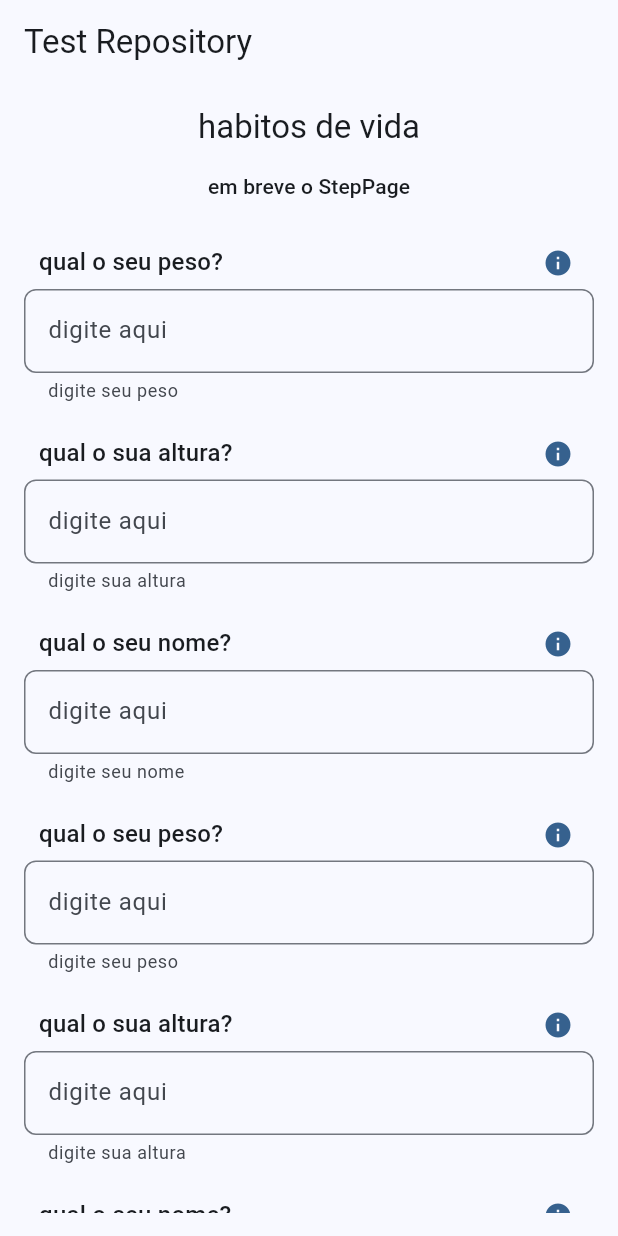
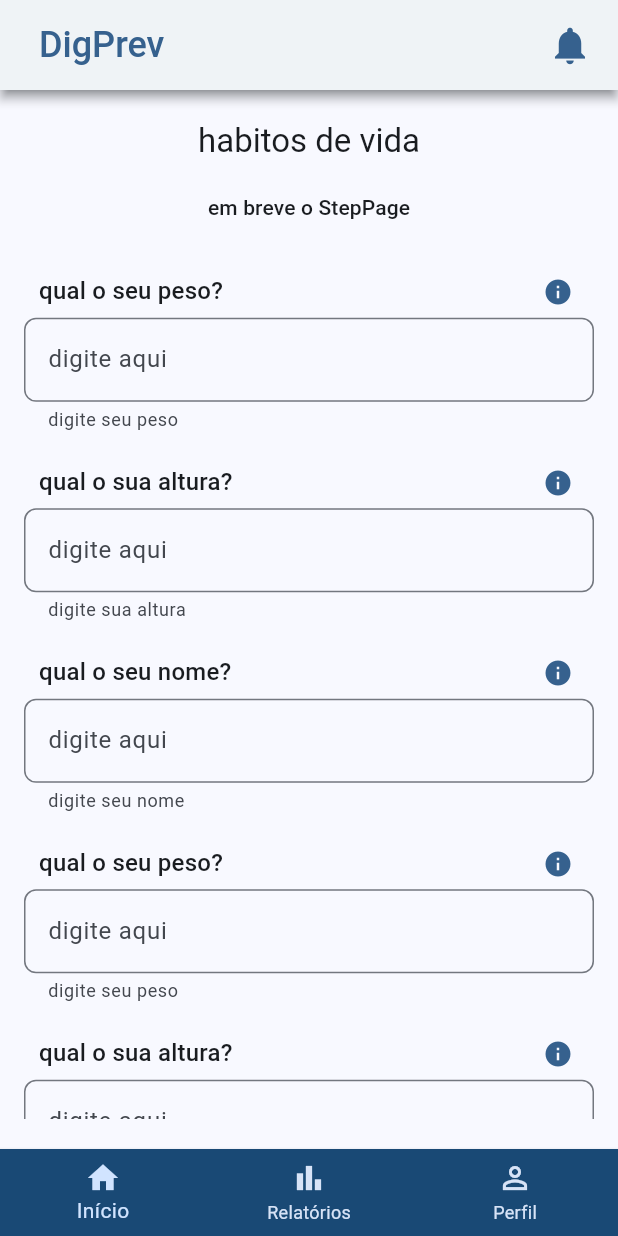
Before and after one commit to Pedro-jferreira/DigPrev, a Flutter app: the screen it shows after launch, on a phone screen of 412 x 824 dp. Run offline on Flutter 3.47's test engine with Material 3 defaults, Android fonts, the phone set to English and light mode, and no system bars; our stand-ins replace cloud_firestore, firebase_auth, firebase_core, freezed_annotation, google_fonts, objectid and 1 more; accounts and stored records are empty; generated files the repository leaves out were written again.

Commit message:
feature(auth): topappbar e navigationbottom

```diff
--- a/lib/main.dart
+++ b/lib/main.dart
@@ -6,6 +6,8 @@ import 'package:digprev_flutter/domain/models/question/option.dart';
 import 'package:digprev_flutter/domain/models/question/question.dart';
 import 'package:digprev_flutter/domain/models/section/section.dart';
 import 'package:digprev_flutter/domain/models/section/stageLabel.dart';
+import 'package:digprev_flutter/ui/core/widgets/bottomNavigationWidget.dart';
+import 'package:digprev_flutter/ui/core/widgets/topAppBarWidget.dart';
 import 'package:digprev_flutter/ui/core/widgets/datePickerWidget.dart';
 import 'package:digprev_flutter/ui/core/widgets/outlinedPasswordTextFielWidget.dart';
 import 'package:digprev_flutter/ui/core/widgets/outlinedTextFieldWidget.dart';
@@ -68,7 +70,7 @@ class TestScreen extends StatelessWidget {
   @override
   Widget build(BuildContext context) {
     return Scaffold(
-      appBar: AppBar(title: const Text('Test Repository')),
+      appBar: const TopBarWidget(),
       body: Center(
         child: Column(
           mainAxisSize: MainAxisSize.min, // Ajusta o tamanho da coluna
@@ -140,6 +142,8 @@ class TestScreen2 extends StatelessWidget {
       const Option(id: 2, question: 'opcão 2', valueScore: 2, intensity: null, days: null),
       const Option(id: 3, question: 'opção 3', valueScore: 2, intensity: null, days: null)
     ];
+
+    final PageController pageController = PageController();
 
     final List<Question> questions = <Question>[
       const Question(
@@ -251,8 +255,9 @@ class TestScreen2 extends StatelessWidget {
 
 
     return Scaffold(
-      appBar: AppBar(title: const Text('Test Repository')),
+      appBar: const TopBarWidget(),
       body: SectionPageWidget(sections: sections),
+      bottomNavigationBar: BottomNavigationWidget(pageController: pageController),
     );
   }
 
--- /dev/null
+++ b/lib/ui/core/widgets/bottomNavigationWidget.dart
@@ -0,0 +1,55 @@
+import 'package:flutter/material.dart';
+
+class BottomNavigationWidget extends StatefulWidget {
+  final PageController pageController;
+
+  const BottomNavigationWidget({Key? key, required this.pageController}) : super(key: key);
+
+  @override
+  _BottomNavigationComponentState createState() => _BottomNavigationComponentState();
+}
+
+class _BottomNavigationComponentState extends State<BottomNavigationWidget> {
+  int selectedItem = 0;
+
+  final List<Map<String, dynamic>> items = [
+    {'route': '/home', 'label': 'Início', 'icon': Icons.home, 'outlinedIcon': Icons.home_outlined},
+    {'route': '/reports', 'label': 'Relatórios', 'icon': Icons.bar_chart, 'outlinedIcon': Icons.bar_chart_outlined},
+    {'route': '/profile', 'label': 'Perfil', 'icon': Icons.person, 'outlinedIcon': Icons.person_outline},
+  ];
+
+  void _onItemTapped(int index) {
+    setState(() {
+      selectedItem = index;
+    });
+
+    // Navegação para diferentes rotas
+    if (index == 1) {
+      Navigator.pushNamed(context, '/reports', arguments: {'userId': '1'});
+    } else {
+      Navigator.pushNamed(context, items[index]['route']);
+    }
+  }
+
+  @override
+  Widget build(BuildContext context) {
+    return BottomNavigationBar(
+      currentIndex: selectedItem,
+      onTap: _onItemTapped,
+      backgroundColor: Theme.of(context).colorScheme.onPrimaryContainer,
+      selectedItemColor: Theme.of(context).colorScheme.primaryContainer,
+      unselectedItemColor: Theme.of(context).colorScheme.secondaryContainer,
+      elevation: 2, // Sombra equivalente a shadow(8.dp)
+      items: items.map((item) {
+        bool isSelected = items.indexOf(item) == selectedItem;
+        return BottomNavigationBarItem(
+          icon: Icon(
+            isSelected ? item['icon'] : item['outlinedIcon'],
+            size: 24,
+          ),
+          label: item['label'],
+        );
+      }).toList(),
+    );
+  }
+}
--- /dev/null
+++ b/lib/ui/core/widgets/topAppBarWidget.dart
@@ -0,0 +1,60 @@
+import 'package:flutter/material.dart';
+
+class TopBarWidget extends StatefulWidget implements PreferredSizeWidget {
+  const TopBarWidget({Key? key}) : super(key: key);
+
+  @override
+  _TopBarComponentState createState() => _TopBarComponentState();
+
+  @override
+  Size get preferredSize => const Size.fromHeight(60); // Define a altura preferida
+}
+
+class _TopBarComponentState extends State<TopBarWidget> {
+  bool _hasNotifications = false; // Exemplo de estado
+
+  void _toggleNotifications() {
+    setState(() {
+      _hasNotifications = !_hasNotifications; // Altera o estado ao clicar
+    });
+  }
+
+  @override
+  Widget build(BuildContext context) {
+    return AppBar(
+      elevation: 3, // Equivalente ao shadow(8.dp)
+      backgroundColor: Theme.of(context).colorScheme.onPrimary,
+      foregroundColor: Theme.of(context).colorScheme.onSecondary,
+      shadowColor: Theme.of(context).colorScheme.onSurfaceVariant,
+      toolbarHeight: 60, // Define a altura da AppBar
+      title: Padding(
+        padding: const EdgeInsets.only(left: 10),
+        child: Text(
+          'DigPrev',
+          maxLines: 1,
+          overflow: TextOverflow.ellipsis,
+          style: Theme.of(context).textTheme.titleLarge?.copyWith(
+              fontWeight: FontWeight.w500,
+            fontSize: 24,
+            color: Theme.of(context).colorScheme.primary,
+          ),
+        ),
+      ),
+      actions: <Widget>[
+        Padding(
+          padding: const EdgeInsets.only(right: 8),
+          child: IconButton(
+            onPressed: _toggleNotifications, // Altera estado ao clicar
+            iconSize: 30.0,
+            icon: Icon(
+              _hasNotifications
+                  ? Icons.notifications_active // Ícone quando há notificações
+                  : Icons.notifications,   // Ícone padrão
+              color: Theme.of(context).colorScheme.surfaceTint,
+            ),
+          ),
+        ),
+      ],
+    );
+  }
+}
--- a/lib/ui/survey/widgets/sectionPageWidget.dart
+++ b/lib/ui/survey/widgets/sectionPageWidget.dart
@@ -57,7 +57,7 @@ class SectionPageState extends State<SectionPageWidget> {
 
   @override
   Widget build(BuildContext context) {
-    final double listViewHeight =  MediaQuery.of(context).size.height * 0.8;
+    final double listViewHeight =  MediaQuery.of(context).size.height * 0.7;
     return Column(
       mainAxisAlignment: MainAxisAlignment.spaceEvenly,
       children: <Widget>[
```
